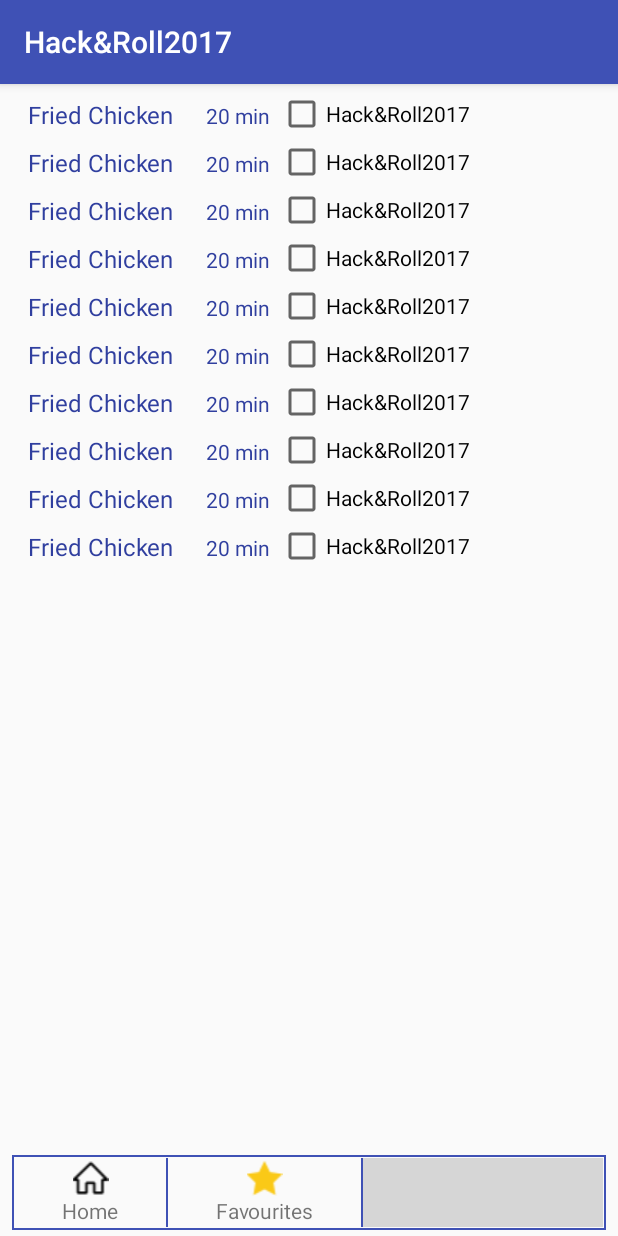
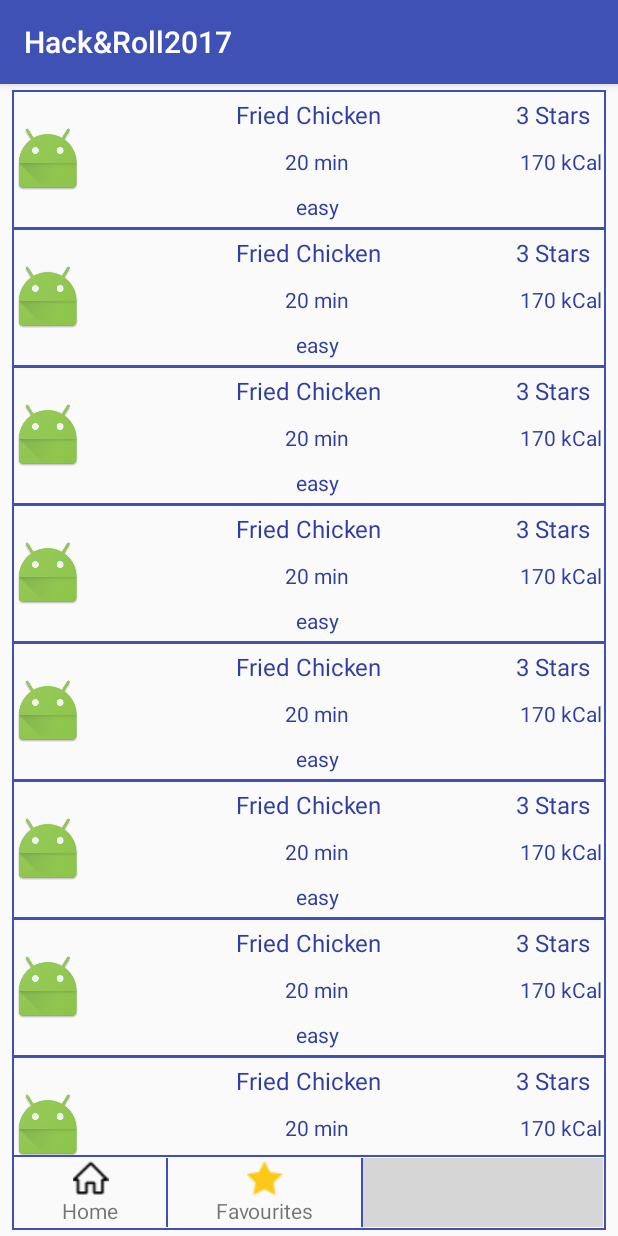
Before and after one commit to footyapps27/hacknroll2017, an Android app: the screen it shows after launch (DashboardActivity), after a tap on "Favourites", on a phone screen of 412 x 824 dp. Run offline under Robolectric (Android 15) with nearby library versions, the phone set to English and light mode, and no system bars; our stand-ins replace ButterKnife, Volley; grey boxes are pictures that could not be loaded.

Commit message:
impl receipe Result List

```diff
--- a/mobile/src/main/java/roll/hack/iss/hackroll2017/ui/fragment/DashboardFragment.java
+++ b/mobile/src/main/java/roll/hack/iss/hackroll2017/ui/fragment/DashboardFragment.java
@@ -1,13 +1,23 @@
 package roll.hack.iss.hackroll2017.ui.fragment;
 
+import android.content.Intent;
+import android.support.annotation.BinderThread;
+import android.view.View;
+import android.widget.ImageView;
+
+import butterknife.Bind;
 import roll.hack.iss.hackroll2017.R;
+import roll.hack.iss.hackroll2017.ui.activity.ManualInputActivity;
 import roll.hack.iss.hackroll2017.ui.base.BaseFragment;
 
 /**
  * Created by linby on 21/01/2017.
  */
 
-public class DashboardFragment extends BaseFragment{
+public class DashboardFragment extends BaseFragment {
+    @Bind(R.id.imageView_manualEntry)
+    ImageView imvManualEntry;
+
     @Override
     protected int getLayoutId() {
         return R.layout.main_layout;
@@ -15,7 +25,13 @@ public class DashboardFragment extends BaseFragment{
 
     @Override
     protected void initComponent() {
-
+        imvManualEntry.setOnClickListener(new View.OnClickListener() {
+            @Override
+            public void onClick(View view) {
+                Intent intent = new Intent(getActivity(), ManualInputActivity.class);
+                getActivity().startActivity(intent);
+            }
+        });
     }
 
     @Override
--- a/mobile/src/main/res/layout/activity_receipe_detail.xml
+++ b/mobile/src/main/res/layout/activity_receipe_detail.xml
@@ -1,6 +1,7 @@
 <?xml version="1.0" encoding="utf-8"?>
 <LinearLayout xmlns:android="http://schemas.android.com/apk/res/android"
-    android:orientation="vertical" android:layout_width="match_parent"
-    android:layout_height="match_parent">
+    android:layout_width="match_parent"
+    android:layout_height="match_parent"
+    android:orientation="vertical">
 
 </LinearLayout>
--- a/mobile/src/main/res/layout/dlg_manually_input.xml
+++ b/mobile/src/main/res/layout/dlg_manually_input.xml
@@ -27,7 +27,6 @@
                 android:id="@+id/edittext_foodname"
                 android:layout_width="match_parent"
                 android:layout_height="wrap_content"
-                android:focusable="false"
                 android:hint="@string/edittext_name" />
 
             <TextView
@@ -40,8 +39,8 @@
             <EditText
                 android:id="@+id/edittext_quantity"
                 android:layout_width="match_parent"
+                android:inputType="number"
                 android:layout_height="wrap_content"
-                android:focusable="false"
                 android:hint="@string/edittext_quantity" />
 
             <LinearLayout
--- a/mobile/src/main/res/layout/frag_favorite.xml
+++ b/mobile/src/main/res/layout/frag_favorite.xml
@@ -8,6 +8,7 @@
         android:id="@+id/favorite_listview"
         android:layout_width="match_parent"
         android:layout_height="match_parent"
-        android:divider="@android:color/darker_gray" />
+        android:divider="@android:color/darker_gray"
+        android:scrollbars="none"></ListView>
 
 </LinearLayout>
--- a/mobile/src/main/res/layout/list_item_receipe.xml
+++ b/mobile/src/main/res/layout/list_item_receipe.xml
@@ -1,8 +1,52 @@
 <?xml version="1.0" encoding="utf-8"?>
-<LinearLayout xmlns:android="http://schemas.android.com/apk/res/android"
+<RelativeLayout xmlns:android="http://schemas.android.com/apk/res/android"
     android:layout_width="match_parent"
     android:layout_height="match_parent"
+    android:background="@drawable/border"
     android:orientation="horizontal">
+
+
+    <ImageView
+        android:id="@+id/receipe_image"
+        android:layout_width="wrap_content"
+        android:layout_height="match_parent"
+        android:layout_centerVertical="true"
+        android:src="@mipmap/ic_launcher" />
+
+    <LinearLayout
+        android:id="@+id/second_column"
+        android:layout_width="wrap_content"
+        android:layout_height="match_parent"
+        android:layout_alignParentEnd="true"
+        android:layout_alignParentRight="true"
+        android:layout_alignParentTop="true"
+        android:gravity="center"
+        android:orientation="vertical">
+
+        <TextView
+            android:id="@+id/rating"
+            style="@style/ReceiptListTitle"
+            android:layout_width="wrap_content"
+            android:layout_height="wrap_content"
+            android:text="3 Stars" />
+
+        <TextView
+            android:id="@+id/kcal"
+            style="@style/ReceiptListText"
+            android:layout_width="wrap_content"
+            android:layout_height="wrap_content"
+            android:text="170 kCal" />
+
+    </LinearLayout>
+
+    <LinearLayout
+        android:id="@+id/first_column"
+        android:layout_width="wrap_content"
+        android:layout_height="match_parent"
+        android:layout_centerHorizontal="true"
+        android:layout_centerInParent="true"
+        android:gravity="center"
+        android:orientation="vertical">
 
         <TextView
             android:id="@+id/name"
@@ -18,10 +62,14 @@
             android:layout_height="wrap_content"
             android:text="20 min" />
 
-    <CheckBox
-        android:id="@+id/favorite_check"
+        <TextView
+            android:id="@+id/complexity"
+            style="@style/ReceiptListText"
             android:layout_width="match_parent"
             android:layout_height="wrap_content"
-        android:layout_gravity="right"
-        android:text="@string/app_name" />
+            android:gravity="center"
+            android:text="easy" />
     </LinearLayout>
+
+
+</RelativeLayout>
--- a/mobile/src/main/res/layout/main_layout.xml
+++ b/mobile/src/main/res/layout/main_layout.xml
@@ -6,9 +6,9 @@
     <RelativeLayout
         android:layout_width="wrap_content"
         android:layout_height="match_parent"
+        android:layout_alignParentTop="true"
         android:layout_alignParentLeft="true"
-        android:layout_alignParentStart="true"
-        android:layout_alignParentTop="true">
+        android:layout_alignParentStart="true">
 
         <LinearLayout
             android:id="@+id/layout_input1"
```
Also changed, not shown: mobile/src/main/java/roll/hack/iss/hackroll2017/adapter/ResultListAdapter.java (added, +69 -0 lines), mobile/src/main/java/roll/hack/iss/hackroll2017/ui/activity/ManualInputActivity.java (+10 -5 lines), mobile/src/main/java/roll/hack/iss/hackroll2017/ui/activity/ReceipeDetailActivity.java (+7 -0 lines), mobile/src/main/res/layout/activity_receipe_result.xml (+6 -8 lines). Lines whose indentation alone changed are shown as unchanged.
